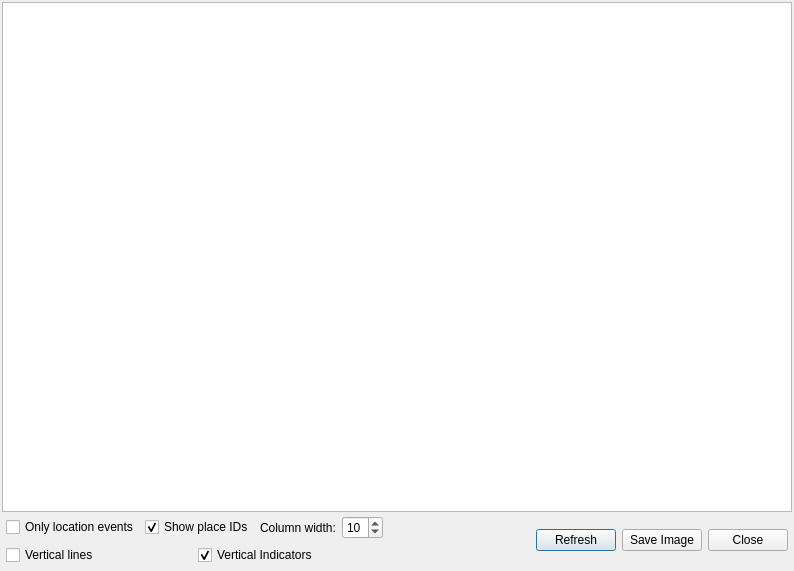
The window that subarchitectures/conceptual.sa/branches/avs-iros11/src/c++/conceptual/components/Tester/ConceptualWidget/RCVisualizer.ui (marc-hanheide/cogx) describes before a commit, drawn with Qt 5.
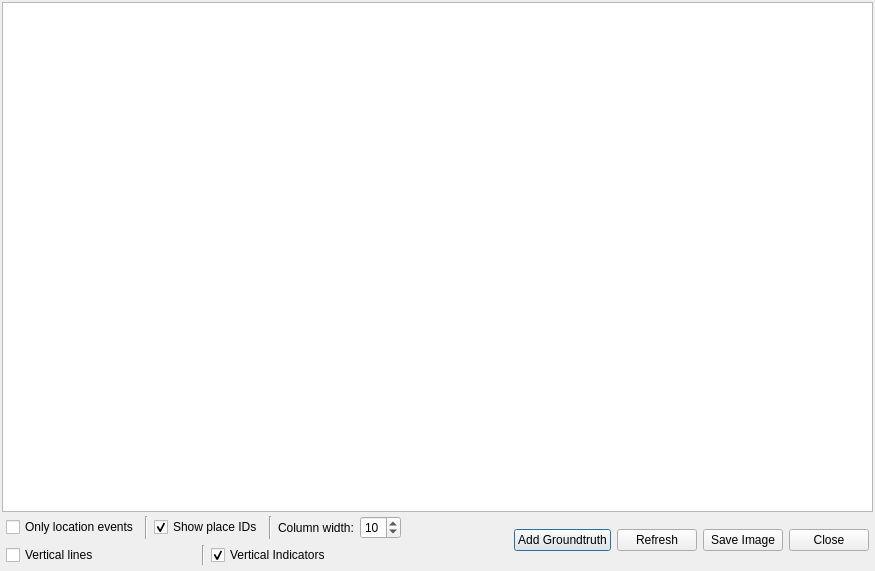
The same window after the commit. Icons and pictures are not drawn.

Diff of the .ui file:
```diff
--- a/subarchitectures/conceptual.sa/branches/avs-iros11/src/c++/conceptual/components/Tester/ConceptualWidget/RCVisualizer.ui
+++ b/subarchitectures/conceptual.sa/branches/avs-iros11/src/c++/conceptual/components/Tester/ConceptualWidget/RCVisualizer.ui
@@ -6,7 +6,7 @@
    <rect>
     <x>0</x>
     <y>0</y>
-    <width>794</width>
+    <width>875</width>
     <height>571</height>
    </rect>
   </property>
@@ -39,6 +39,13 @@
            </property>
           </widget>
          </item>
+         <item>
+          <widget class="Line" name="line">
+           <property name="orientation">
+            <enum>Qt::Vertical</enum>
+           </property>
+          </widget>
+         </item>
          <item>
           <widget class="QCheckBox" name="placesCheckBox">
            <property name="text">
@@ -49,6 +56,13 @@
            </property>
           </widget>
          </item>
+         <item>
+          <widget class="Line" name="line_2">
+           <property name="orientation">
+            <enum>Qt::Vertical</enum>
+           </property>
+          </widget>
+         </item>
          <item>
           <widget class="QLabel" name="Columnw">
            <property name="text">
@@ -80,6 +94,13 @@
            </property>
           </widget>
          </item>
+         <item>
+          <widget class="Line" name="line_3">
+           <property name="orientation">
+            <enum>Qt::Vertical</enum>
+           </property>
+          </widget>
+         </item>
          <item>
           <widget class="QCheckBox" name="verticalIndicatorsCheckBox">
            <property name="text">
@@ -107,6 +128,17 @@
        </property>
       </spacer>
      </item>
+     <item>
+      <widget class="QPushButton" name="addGroundtruthButton">
+       <property name="text">
+        <string>Add Groundtruth</string>
+       </property>
+       <property name="icon">
+        <iconset resource="../resources.qrc">
+         <normaloff>:/icons/icons/add.png</normaloff>:/icons/icons/add.png</iconset>
+       </property>
+      </widget>
+     </item>
      <item>
       <widget class="QPushButton" name="refreshButton">
        <property name="text">
```
